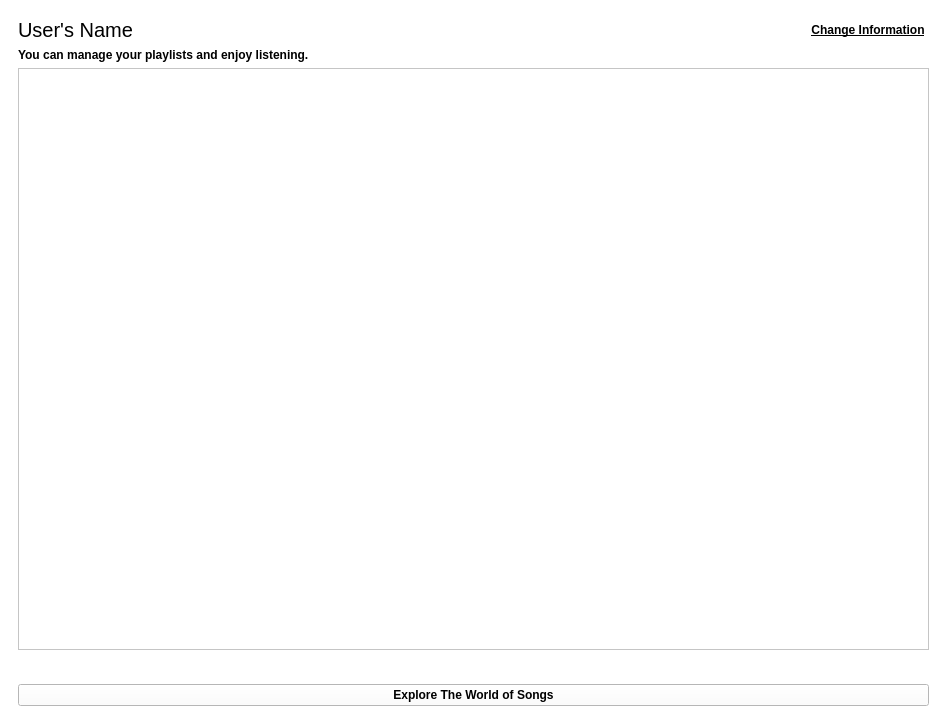
The window that ui/panels/userpanel.ui (amirmohsen1384/Mockingbird) describes before a commit, drawn with Qt 5.
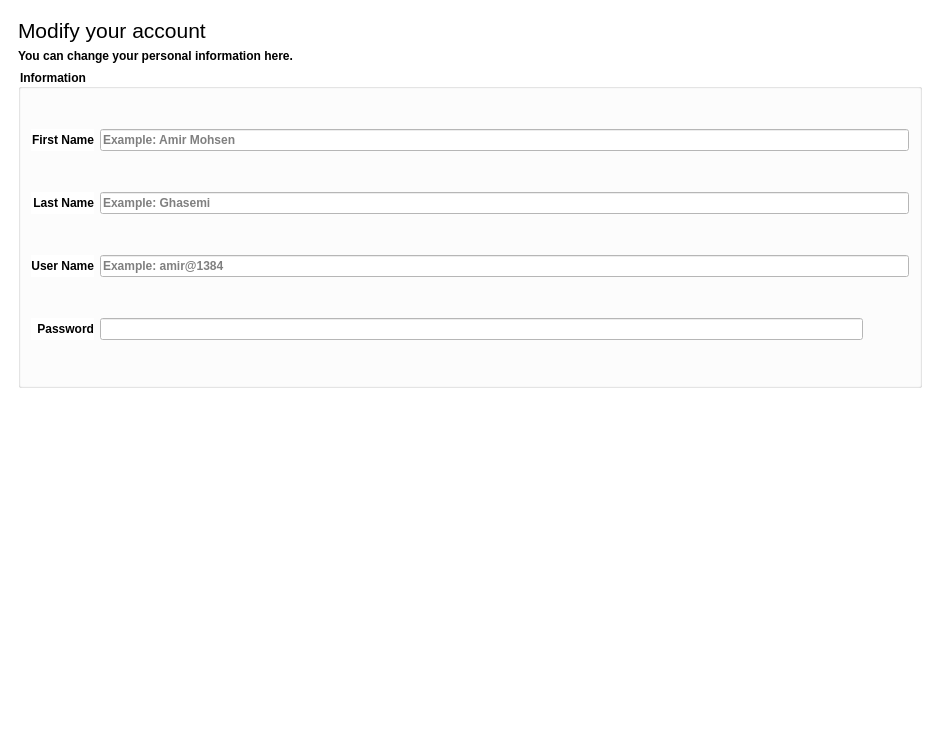
The same window after the commit. The open tabs and pages were chosen to show the change. Icons and pictures are not drawn.

Commit message: Designed the info editor of the user panel

Patch:
```diff
--- a/ui/panels/userpanel.ui
+++ b/ui/panels/userpanel.ui
@@ -6,8 +6,8 @@
    <rect>
     <x>0</x>
     <y>0</y>
-    <width>947</width>
-    <height>724</height>
+    <width>940</width>
+    <height>752</height>
    </rect>
   </property>
   <property name="windowTitle">
@@ -353,6 +353,365 @@
         </item>
        </layout>
       </widget>
+      <widget class="QWidget" name="infoEditorPage">
+       <layout class="QGridLayout" name="gridLayout">
+        <item row="0" column="0" colspan="3">
+         <layout class="QGridLayout" name="descriptionLayout">
+          <item row="0" column="0" rowspan="2">
+           <widget class="QLabel" name="mainTitle">
+            <property name="sizePolicy">
+             <sizepolicy hsizetype="MinimumExpanding" vsizetype="Fixed">
+              <horstretch>0</horstretch>
+              <verstretch>0</verstretch>
+             </sizepolicy>
+            </property>
+            <property name="font">
+             <font>
+              <pointsize>16</pointsize>
+              <fontweight>Light</fontweight>
+             </font>
+            </property>
+            <property name="text">
+             <string>Modify your account</string>
+            </property>
+            <property name="alignment">
+             <set>Qt::AlignmentFlag::AlignBottom|Qt::AlignmentFlag::AlignLeading|Qt::AlignmentFlag::AlignLeft</set>
+            </property>
+           </widget>
+          </item>
+          <item row="2" column="0">
+           <widget class="QLabel" name="description">
+            <property name="font">
+             <font>
+              <bold>true</bold>
+             </font>
+            </property>
+            <property name="text">
+             <string>You can change your personal information here.</string>
+            </property>
+            <property name="alignment">
+             <set>Qt::AlignmentFlag::AlignLeading|Qt::AlignmentFlag::AlignLeft|Qt::AlignmentFlag::AlignTop</set>
+            </property>
+           </widget>
+          </item>
+          <item row="0" column="1" rowspan="3">
+           <widget class="QPushButton" name="cancelButton">
+            <property name="toolTip">
+             <string>Go Back</string>
+            </property>
+            <property name="text">
+             <string/>
+            </property>
+            <property name="icon">
+             <iconset resource="../../resources.qrc">
+              <normaloff>:/images/windows/back.png</normaloff>:/images/windows/back.png</iconset>
+            </property>
+            <property name="iconSize">
+             <size>
+              <width>48</width>
+              <height>48</height>
+             </size>
+            </property>
+            <property name="flat">
+             <bool>true</bool>
+            </property>
+           </widget>
+          </item>
+         </layout>
+        </item>
+        <item row="1" column="0" colspan="3">
+         <widget class="QGroupBox" name="informationLayout">
+          <property name="sizePolicy">
+           <sizepolicy hsizetype="MinimumExpanding" vsizetype="MinimumExpanding">
+            <horstretch>0</horstretch>
+            <verstretch>0</verstretch>
+           </sizepolicy>
+          </property>
+          <property name="font">
+           <font>
+            <bold>true</bold>
+           </font>
+          </property>
+          <property name="title">
+           <string>Information</string>
+          </property>
+          <layout class="QGridLayout" name="gridLayout_4">
+           <property name="leftMargin">
+            <number>10</number>
+           </property>
+           <property name="topMargin">
+            <number>5</number>
+           </property>
+           <property name="rightMargin">
+            <number>10</number>
+           </property>
+           <property name="bottomMargin">
+            <number>6</number>
+           </property>
+           <item row="0" column="1" colspan="2">
+            <widget class="QLineEdit" name="accountFirstNameEdit">
+             <property name="sizePolicy">
+              <sizepolicy hsizetype="MinimumExpanding" vsizetype="Fixed">
+               <horstretch>0</horstretch>
+               <verstretch>0</verstretch>
+              </sizepolicy>
+             </property>
+             <property name="font">
+              <font>
+               <bold>true</bold>
+              </font>
+             </property>
+             <property name="placeholderText">
+              <string>Example: Amir Mohsen</string>
+             </property>
+             <property name="clearButtonEnabled">
+              <bool>true</bool>
+             </property>
+            </widget>
+           </item>
+           <item row="0" column="0">
+            <widget class="QLabel" name="accountFirstNameLabel">
+             <property name="sizePolicy">
+              <sizepolicy hsizetype="Preferred" vsizetype="Preferred">
+               <horstretch>0</horstretch>
+               <verstretch>0</verstretch>
+              </sizepolicy>
+             </property>
+             <property name="font">
+              <font>
+               <bold>true</bold>
+              </font>
+             </property>
+             <property name="text">
+              <string>First Name</string>
+             </property>
+             <property name="alignment">
+              <set>Qt::AlignmentFlag::AlignRight|Qt::AlignmentFlag::AlignTrailing|Qt::AlignmentFlag::AlignVCenter</set>
+             </property>
+            </widget>
+           </item>
+           <item row="1" column="1" colspan="2">
+            <widget class="QLineEdit" name="accountLastNameEdit">
+             <property name="sizePolicy">
+              <sizepolicy hsizetype="MinimumExpanding" vsizetype="Fixed">
+               <horstretch>0</horstretch>
+               <verstretch>0</verstretch>
+              </sizepolicy>
+             </property>
+             <property name="font">
+              <font>
+               <bold>true</bold>
+              </font>
+             </property>
+             <property name="placeholderText">
+              <string>Example: Ghasemi</string>
+             </property>
+             <property name="clearButtonEnabled">
+              <bool>true</bool>
+             </property>
+            </widget>
+           </item>
+           <item row="1" column="0">
+            <widget class="QLabel" name="accountLastNameLabel">
+             <property name="sizePolicy">
+              <sizepolicy hsizetype="Preferred" vsizetype="Preferred">
+               <horstretch>0</horstretch>
+               <verstretch>0</verstretch>
+              </sizepolicy>
+             </property>
+             <property name="font">
+              <font>
+               <bold>true</bold>
+              </font>
+             </property>
+             <property name="text">
+              <string>Last Name</string>
+             </property>
+             <property name="alignment">
+              <set>Qt::AlignmentFlag::AlignRight|Qt::AlignmentFlag::AlignTrailing|Qt::AlignmentFlag::AlignVCenter</set>
+             </property>
+            </widget>
+           </item>
+           <item row="3" column="0">
+            <widget class="QLabel" name="accountPasswordLabel">
+             <property name="sizePolicy">
+              <sizepolicy hsizetype="Preferred" vsizetype="Preferred">
+               <horstretch>0</horstretch>
+               <verstretch>0</verstretch>
+              </sizepolicy>
+             </property>
+             <property name="font">
+              <font>
+               <bold>true</bold>
+              </font>
+             </property>
+             <property name="text">
+              <string>Password</string>
+             </property>
+             <property name="alignment">
+              <set>Qt::AlignmentFlag::AlignRight|Qt::AlignmentFlag::AlignTrailing|Qt::AlignmentFlag::AlignVCenter</set>
+             </property>
+            </widget>
+           </item>
+           <item row="3" column="2">
+            <widget class="QPushButton" name="accountPasswordShowButton">
+             <property name="toolTip">
+              <string>Show Password</string>
+             </property>
+             <property name="text">
+              <string/>
+             </property>
+             <property name="icon">
+              <iconset resource="../../resources.qrc">
+               <normaloff>:/images/windows/show-password.png</normaloff>:/images/windows/show-password.png</iconset>
+             </property>
+             <property name="iconSize">
+              <size>
+               <width>32</width>
+               <height>32</height>
+              </size>
+             </property>
+             <property name="checkable">
+              <bool>true</bool>
+             </property>
+             <property name="flat">
+              <bool>true</bool>
+             </property>
+            </widget>
+           </item>
+           <item row="3" column="1">
+            <widget class="QLineEdit" name="accountPasswordEdit">
+             <property name="sizePolicy">
+              <sizepolicy hsizetype="MinimumExpanding" vsizetype="Fixed">
+               <horstretch>0</horstretch>
+               <verstretch>0</verstretch>
+              </sizepolicy>
+             </property>
+             <property name="font">
+              <font>
+               <bold>true</bold>
+              </font>
+             </property>
+             <property name="echoMode">
+              <enum>QLineEdit::EchoMode::Password</enum>
+             </property>
+             <property name="clearButtonEnabled">
+              <bool>true</bool>
+             </property>
+            </widget>
+           </item>
+           <item row="2" column="1" colspan="2">
+            <widget class="QLineEdit" name="accountUserNameEdit">
+             <property name="sizePolicy">
+              <sizepolicy hsizetype="MinimumExpanding" vsizetype="Fixed">
+               <horstretch>0</horstretch>
+               <verstretch>0</verstretch>
+              </sizepolicy>
+             </property>
+             <property name="font">
+              <font>
+               <bold>true</bold>
+              </font>
+             </property>
+             <property name="placeholderText">
+              <string>Example: amir@1384</string>
+             </property>
+             <property name="clearButtonEnabled">
+              <bool>true</bool>
+             </property>
+            </widget>
+           </item>
+           <item row="2" column="0">
+            <widget class="QLabel" name="accountUserNameLabel">
+             <property name="sizePolicy">
+              <sizepolicy hsizetype="Preferred" vsizetype="Preferred">
+               <horstretch>0</horstretch>
+               <verstretch>0</verstretch>
+              </sizepolicy>
+             </property>
+             <property name="font">
+              <font>
+               <bold>true</bold>
+              </font>
+             </property>
+             <property name="text">
+              <string>User Name</string>
+             </property>
+             <property name="alignment">
+              <set>Qt::AlignmentFlag::AlignRight|Qt::AlignmentFlag::AlignTrailing|Qt::AlignmentFlag::AlignVCenter</set>
+             </property>
+            </widget>
+           </item>
+          </layout>
+         </widget>
+        </item>
+        <item row="2" column="1">
+         <spacer name="checkTopSpacer">
+          <property name="orientation">
+           <enum>Qt::Orientation::Vertical</enum>
+          </property>
+          <property name="sizeType">
+           <enum>QSizePolicy::Policy::MinimumExpanding</enum>
+          </property>
+          <property name="sizeHint" stdset="0">
+           <size>
+            <width>20</width>
+            <height>290</height>
+           </size>
+          </property>
+         </spacer>
+        </item>
+        <item row="3" column="0">
+         <spacer name="checkLeftSpacer">
+          <property name="orientation">
+           <enum>Qt::Orientation::Horizontal</enum>
+          </property>
+          <property name="sizeHint" stdset="0">
+           <size>
+            <width>408</width>
+            <height>20</height>
+           </size>
+          </property>
+         </spacer>
+        </item>
+        <item row="3" column="1">
+         <widget class="QPushButton" name="checkButton">
+          <property name="toolTip">
+           <string>Accept</string>
+          </property>
+          <property name="text">
+           <string/>
+          </property>
+          <property name="icon">
+           <iconset resource="../../resources.qrc">
+            <normaloff>:/images/windows/check.png</normaloff>:/images/windows/check.png</iconset>
+          </property>
+          <property name="iconSize">
+           <size>
+            <width>48</width>
+            <height>48</height>
+           </size>
+          </property>
+          <property name="flat">
+           <bool>true</bool>
+          </property>
+         </widget>
+        </item>
+        <item row="3" column="2">
+         <spacer name="checkRightSpacer">
+          <property name="orientation">
+           <enum>Qt::Orientation::Horizontal</enum>
+          </property>
+          <property name="sizeHint" stdset="0">
+           <size>
+            <width>407</width>
+            <height>20</height>
+           </size>
+          </property>
+         </spacer>
+        </item>
+       </layout>
+      </widget>
      </widget>
     </item>
    </layout>
```
Left out of the diff: 78 changed lines with no effect on the pictures. The commit also changes 3 other files.
